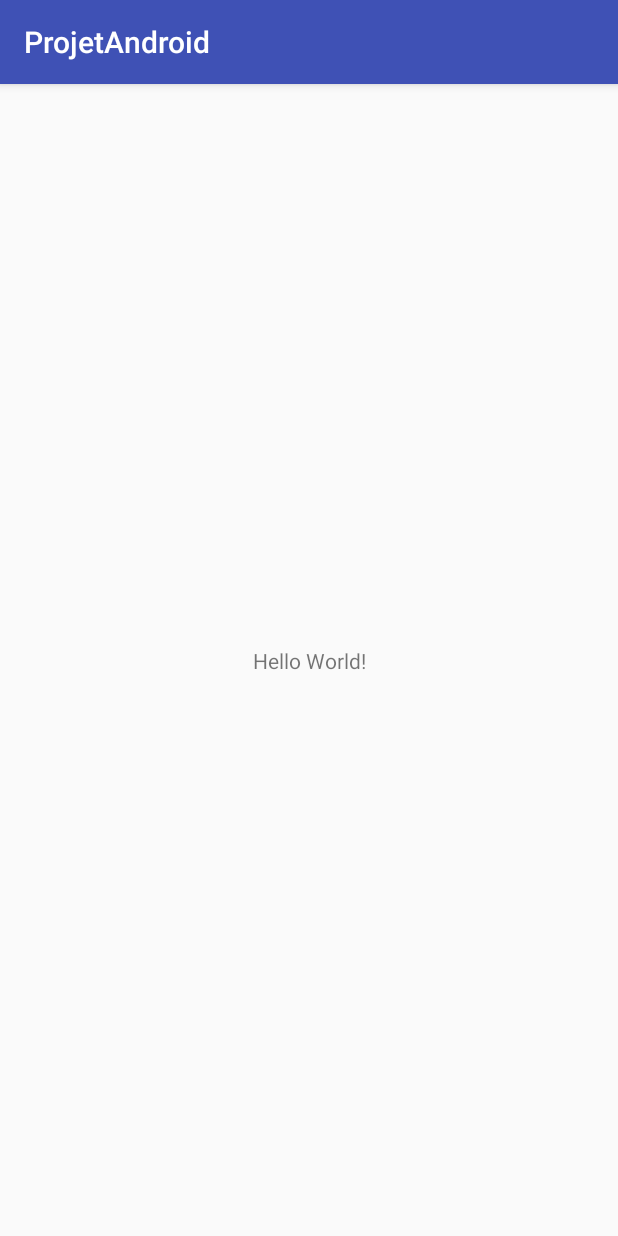
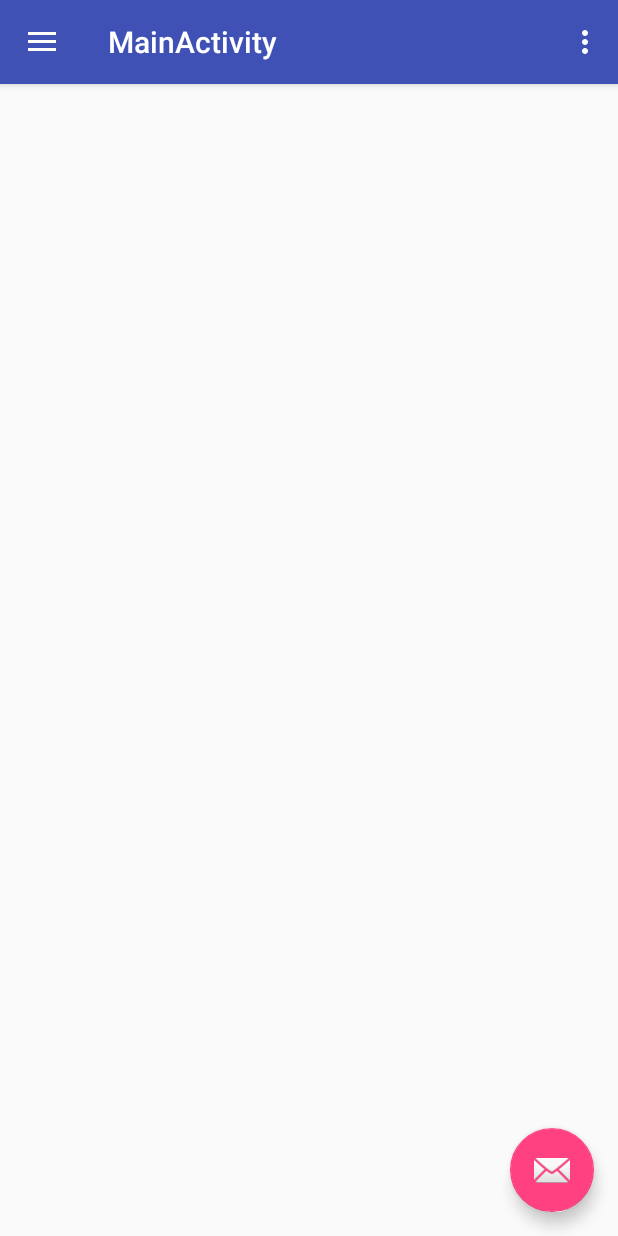
Before and after one commit to LethalJoke/ProjetAndroid, an Android app: the screen it shows after launch (MainActivity), on a phone screen of 412 x 824 dp. Run offline under Robolectric (Android 15) with nearby library versions, the phone set to English and light mode, and no system bars.

Commit message:
Ajout d'un navigation drawer

```diff
--- a/app/build.gradle
+++ b/app/build.gradle
@@ -22,6 +22,7 @@ dependencies {
     implementation fileTree(dir: 'libs', include: ['*.jar'])
     implementation 'com.android.support:appcompat-v7:26.1.0'
     implementation 'com.android.support.constraint:constraint-layout:1.0.2'
+    implementation 'com.android.support:design:26.1.0'
     testImplementation 'junit:junit:4.12'
     androidTestImplementation 'com.android.support.test:runner:1.0.1'
     androidTestImplementation 'com.android.support.test.espresso:espresso-core:3.0.1'
--- /dev/null
+++ b/app/src/main/java/lj/projetandroid/BitmapLoader.java
@@ -0,0 +1,6 @@
+package lj.projetandroid;
+
+//Classe utilisée pour load & save les bitmaps
+
+public abstract class BitmapLoader {
+}
--- a/app/src/main/java/lj/projetandroid/MainActivity.java
+++ b/app/src/main/java/lj/projetandroid/MainActivity.java
@@ -1,13 +1,101 @@
 package lj.projetandroid;
 
+import android.os.Bundle;
+import android.support.design.widget.FloatingActionButton;
+import android.support.design.widget.Snackbar;
+import android.view.View;
+import android.support.design.widget.NavigationView;
+import android.support.v4.view.GravityCompat;
+import android.support.v4.widget.DrawerLayout;
+import android.support.v7.app.ActionBarDrawerToggle;
 import android.support.v7.app.AppCompatActivity;
-import android.os.Bundle;
+import android.support.v7.widget.Toolbar;
+import android.view.Menu;
+import android.view.MenuItem;
 
-public class MainActivity extends AppCompatActivity {
+public class MainActivity extends AppCompatActivity
+        implements NavigationView.OnNavigationItemSelectedListener {
 
     @Override
     protected void onCreate(Bundle savedInstanceState) {
         super.onCreate(savedInstanceState);
         setContentView(R.layout.activity_main);
+        Toolbar toolbar = (Toolbar) findViewById(R.id.toolbar);
+        setSupportActionBar(toolbar);
+
+        FloatingActionButton fab = (FloatingActionButton) findViewById(R.id.fab);
+        fab.setOnClickListener(new View.OnClickListener() {
+            @Override
+            public void onClick(View view) {
+                Snackbar.make(view, "Replace with your own action", Snackbar.LENGTH_LONG)
+                        .setAction("Action", null).show();
+            }
+        });
+
+        DrawerLayout drawer = (DrawerLayout) findViewById(R.id.drawer_layout);
+        ActionBarDrawerToggle toggle = new ActionBarDrawerToggle(
+                this, drawer, toolbar, R.string.navigation_drawer_open, R.string.navigation_drawer_close);
+        drawer.addDrawerListener(toggle);
+        toggle.syncState();
+
+        NavigationView navigationView = (NavigationView) findViewById(R.id.nav_view);
+        navigationView.setNavigationItemSelectedListener(this);
+    }
+
+    @Override
+    public void onBackPressed() {
+        DrawerLayout drawer = (DrawerLayout) findViewById(R.id.drawer_layout);
+        if (drawer.isDrawerOpen(GravityCompat.START)) {
+            drawer.closeDrawer(GravityCompat.START);
+        } else {
+            super.onBackPressed();
+        }
+    }
+
+    @Override
+    public boolean onCreateOptionsMenu(Menu menu) {
+        // Inflate the menu; this adds items to the action bar if it is present.
+        getMenuInflater().inflate(R.menu.main, menu);
+        return true;
+    }
+
+    @Override
+    public boolean onOptionsItemSelected(MenuItem item) {
+        // Handle action bar item clicks here. The action bar will
+        // automatically handle clicks on the Home/Up button, so long
+        // as you specify a parent activity in AndroidManifest.xml.
+        int id = item.getItemId();
+
+        //noinspection SimplifiableIfStatement
+        if (id == R.id.action_settings) {
+            return true;
+        }
+
+        return super.onOptionsItemSelected(item);
+    }
+
+    @SuppressWarnings("StatementWithEmptyBody")
+    @Override
+    public boolean onNavigationItemSelected(MenuItem item) {
+        // Handle navigation view item clicks here.
+        int id = item.getItemId();
+
+        if (id == R.id.nav_camera) {
+            // Handle the camera action
+        } else if (id == R.id.nav_gallery) {
+
+        } else if (id == R.id.nav_slideshow) {
+
+        } else if (id == R.id.nav_manage) {
+
+        } else if (id == R.id.nav_share) {
+
+        } else if (id == R.id.nav_send) {
+
+        }
+
+        DrawerLayout drawer = (DrawerLayout) findViewById(R.id.drawer_layout);
+        drawer.closeDrawer(GravityCompat.START);
+        return true;
     }
 }
--- /dev/null
+++ b/app/src/main/res/drawable/ic_menu_gallery.xml
@@ -0,0 +1,9 @@
+<vector xmlns:android="http://schemas.android.com/apk/res/android"
+    android:width="24dp"
+    android:height="24dp"
+    android:viewportHeight="24.0"
+    android:viewportWidth="24.0">
+    <path
+        android:fillColor="#FF000000"
+        android:pathData="M22,16V4c0,-1.1 -0.9,-2 -2,-2H8c-1.1,0 -2,0.9 -2,2v12c0,1.1 0.9,2 2,2h12c1.1,0 2,-0.9 2,-2zm-11,-4l2.03,2.71L16,11l4,5H8l3,-4zM2,6v14c0,1.1 0.9,2 2,2h14v-2H4V6H2z" />
+</vector>
--- /dev/null
+++ b/app/src/main/res/drawable/ic_menu_manage.xml
@@ -0,0 +1,9 @@
+<vector xmlns:android="http://schemas.android.com/apk/res/android"
+    android:width="24dp"
+    android:height="24dp"
+    android:viewportHeight="24.0"
+    android:viewportWidth="24.0">
+    <path
+        android:fillColor="#FF000000"
+        android:pathData="M22.7,19l-9.1,-9.1c0.9,-2.3 0.4,-5 -1.5,-6.9 -2,-2 -5,-2.4 -7.4,-1.3L9,6 6,9 1.6,4.7C0.4,7.1 0.9,10.1 2.9,12.1c1.9,1.9 4.6,2.4 6.9,1.5l9.1,9.1c0.4,0.4 1,0.4 1.4,0l2.3,-2.3c0.5,-0.4 0.5,-1.1 0.1,-1.4z" />
+</vector>
--- /dev/null
+++ b/app/src/main/res/drawable/ic_menu_send.xml
@@ -0,0 +1,9 @@
+<vector xmlns:android="http://schemas.android.com/apk/res/android"
+    android:width="24dp"
+    android:height="24dp"
+    android:viewportHeight="24.0"
+    android:viewportWidth="24.0">
+    <path
+        android:fillColor="#FF000000"
+        android:pathData="M2.01,21L23,12 2.01,3 2,10l15,2 -15,2z" />
+</vector>
--- /dev/null
+++ b/app/src/main/res/drawable/ic_menu_share.xml
@@ -0,0 +1,9 @@
+<vector xmlns:android="http://schemas.android.com/apk/res/android"
+    android:width="24dp"
+    android:height="24dp"
+    android:viewportHeight="24.0"
+    android:viewportWidth="24.0">
+    <path
+        android:fillColor="#FF000000"
+        android:pathData="M18,16.08c-0.76,0 -1.44,0.3 -1.96,0.77L8.91,12.7c0.05,-0.23 0.09,-0.46 0.09,-0.7s-0.04,-0.47 -0.09,-0.7l7.05,-4.11c0.54,0.5 1.25,0.81 2.04,0.81 1.66,0 3,-1.34 3,-3s-1.34,-3 -3,-3 -3,1.34 -3,3c0,0.24 0.04,0.47 0.09,0.7L8.04,9.81C7.5,9.31 6.79,9 6,9c-1.66,0 -3,1.34 -3,3s1.34,3 3,3c0.79,0 1.5,-0.31 2.04,-0.81l7.12,4.16c-0.05,0.21 -0.08,0.43 -0.08,0.65 0,1.61 1.31,2.92 2.92,2.92 1.61,0 2.92,-1.31 2.92,-2.92s-1.31,-2.92 -2.92,-2.92z" />
+</vector>
--- /dev/null
+++ b/app/src/main/res/drawable/ic_menu_slideshow.xml
@@ -0,0 +1,9 @@
+<vector xmlns:android="http://schemas.android.com/apk/res/android"
+    android:width="24dp"
+    android:height="24dp"
+    android:viewportHeight="24.0"
+    android:viewportWidth="24.0">
+    <path
+        android:fillColor="#FF000000"
+        android:pathData="M4,6H2v14c0,1.1 0.9,2 2,2h14v-2H4V6zm16,-4H8c-1.1,0 -2,0.9 -2,2v12c0,1.1 0.9,2 2,2h12c1.1,0 2,-0.9 2,-2V4c0,-1.1 -0.9,-2 -2,-2zm-8,12.5v-9l6,4.5 -6,4.5z" />
+</vector>
--- a/app/src/main/res/layout/activity_main.xml
+++ b/app/src/main/res/layout/activity_main.xml
@@ -1,18 +1,25 @@
 <?xml version="1.0" encoding="utf-8"?>
-<android.support.constraint.ConstraintLayout xmlns:android="http://schemas.android.com/apk/res/android"
+<android.support.v4.widget.DrawerLayout xmlns:android="http://schemas.android.com/apk/res/android"
     xmlns:app="http://schemas.android.com/apk/res-auto"
     xmlns:tools="http://schemas.android.com/tools"
+    android:id="@+id/drawer_layout"
     android:layout_width="match_parent"
     android:layout_height="match_parent"
-    tools:context="lj.projetandroid.MainActivity">
+    android:fitsSystemWindows="true"
+    tools:openDrawer="start">
 
-    <TextView
+    <include
+        layout="@layout/app_bar_main"
+        android:layout_width="match_parent"
+        android:layout_height="match_parent" />
+
+    <android.support.design.widget.NavigationView
+        android:id="@+id/nav_view"
         android:layout_width="wrap_content"
-        android:layout_height="wrap_content"
-        android:text="Hello World!"
-        app:layout_constraintBottom_toBottomOf="parent"
-        app:layout_constraintLeft_toLeftOf="parent"
-        app:layout_constraintRight_toRightOf="parent"
-        app:layout_constraintTop_toTopOf="parent" />
+        android:layout_height="match_parent"
+        android:layout_gravity="start"
+        android:fitsSystemWindows="true"
+        app:headerLayout="@layout/nav_header_main"
+        app:menu="@menu/activity_main_drawer" />
 
-</android.support.constraint.ConstraintLayout>
+</android.support.v4.widget.DrawerLayout>
--- /dev/null
+++ b/app/src/main/res/layout/app_bar_main.xml
@@ -0,0 +1,33 @@
+<?xml version="1.0" encoding="utf-8"?>
+<android.support.design.widget.CoordinatorLayout xmlns:android="http://schemas.android.com/apk/res/android"
+    xmlns:app="http://schemas.android.com/apk/res-auto"
+    xmlns:tools="http://schemas.android.com/tools"
+    android:layout_width="match_parent"
+    android:layout_height="match_parent"
+    tools:context="lj.projetandroid.MainActivity">
+
+    <android.support.design.widget.AppBarLayout
+        android:layout_width="match_parent"
+        android:layout_height="wrap_content"
+        android:theme="@style/AppTheme.AppBarOverlay">
+
+        <android.support.v7.widget.Toolbar
+            android:id="@+id/toolbar"
+            android:layout_width="match_parent"
+            android:layout_height="?attr/actionBarSize"
+            android:background="?attr/colorPrimary"
+            app:popupTheme="@style/AppTheme.PopupOverlay" />
+
+    </android.support.design.widget.AppBarLayout>
+
+    <include layout="@layout/content_main" />
+
+    <android.support.design.widget.FloatingActionButton
+        android:id="@+id/fab"
+        android:layout_width="wrap_content"
+        android:layout_height="wrap_content"
+        android:layout_gravity="bottom|end"
+        android:layout_margin="@dimen/fab_margin"
+        app:srcCompat="@android:drawable/ic_dialog_email" />
+
+</android.support.design.widget.CoordinatorLayout>
--- /dev/null
+++ b/app/src/main/res/layout/content_main.xml
@@ -0,0 +1,11 @@
+<?xml version="1.0" encoding="utf-8"?>
+<android.support.constraint.ConstraintLayout xmlns:android="http://schemas.android.com/apk/res/android"
+    xmlns:app="http://schemas.android.com/apk/res-auto"
+    xmlns:tools="http://schemas.android.com/tools"
+    android:layout_width="match_parent"
+    android:layout_height="match_parent"
+    app:layout_behavior="@string/appbar_scrolling_view_behavior"
+    tools:context="lj.projetandroid.MainActivity"
+    tools:showIn="@layout/app_bar_main">
+
+</android.support.constraint.ConstraintLayout>
--- /dev/null
+++ b/app/src/main/res/menu/activity_main_drawer.xml
@@ -0,0 +1,38 @@
+<?xml version="1.0" encoding="utf-8"?>
+<menu xmlns:android="http://schemas.android.com/apk/res/android"
+    xmlns:tools="http://schemas.android.com/tools"
+    tools:showIn="navigation_view">
+
+    <group android:checkableBehavior="single">
+        <item
+            android:id="@+id/nav_camera"
+            android:icon="@drawable/ic_menu_camera"
+            android:title="Import" />
+        <item
+            android:id="@+id/nav_gallery"
+            android:icon="@drawable/ic_menu_gallery"
+            android:title="Gallery" />
+        <item
+            android:id="@+id/nav_slideshow"
+            android:icon="@drawable/ic_menu_slideshow"
+            android:title="Slideshow" />
+        <item
+            android:id="@+id/nav_manage"
+            android:icon="@drawable/ic_menu_manage"
+            android:title="Tools" />
+    </group>
+
+    <item android:title="Communicate">
+        <menu>
+            <item
+                android:id="@+id/nav_share"
+                android:icon="@drawable/ic_menu_share"
+                android:title="Share" />
+            <item
+                android:id="@+id/nav_send"
+                android:icon="@drawable/ic_menu_send"
+                android:title="Send" />
+        </menu>
+    </item>
+
+</menu>
--- /dev/null
+++ b/app/src/main/res/menu/main.xml
@@ -0,0 +1,9 @@
+<?xml version="1.0" encoding="utf-8"?>
+<menu xmlns:android="http://schemas.android.com/apk/res/android"
+    xmlns:app="http://schemas.android.com/apk/res-auto">
+    <item
+        android:id="@+id/action_settings"
+        android:orderInCategory="100"
+        android:title="@string/action_settings"
+        app:showAsAction="never" />
+</menu>
--- /dev/null
+++ b/app/src/main/res/values-v21/styles.xml
@@ -0,0 +1,8 @@
+<resources>
+
+    <style name="AppTheme.NoActionBar">
+        <item name="windowActionBar">false</item>
+        <item name="windowNoTitle">true</item>
+        <item name="android:statusBarColor">@android:color/transparent</item>
+    </style>
+</resources>
--- a/app/src/main/res/values/strings.xml
+++ b/app/src/main/res/values/strings.xml
@@ -1,3 +1,9 @@
 <resources>
     <string name="app_name">ProjetAndroid</string>
+    <string name="title_activity_main">MainActivity</string>
+
+    <string name="navigation_drawer_open">Open navigation drawer</string>
+    <string name="navigation_drawer_close">Close navigation drawer</string>
+
+    <string name="action_settings">Settings</string>
 </resources>
--- a/app/src/main/res/values/styles.xml
+++ b/app/src/main/res/values/styles.xml
@@ -8,4 +8,13 @@
         <item name="colorAccent">@color/colorAccent</item>
     </style>
 
+    <style name="AppTheme.NoActionBar">
+        <item name="windowActionBar">false</item>
+        <item name="windowNoTitle">true</item>
+    </style>
+
+    <style name="AppTheme.AppBarOverlay" parent="ThemeOverlay.AppCompat.Dark.ActionBar" />
+
+    <style name="AppTheme.PopupOverlay" parent="ThemeOverlay.AppCompat.Light" />
+
 </resources>
```
Also changed, not shown: app/src/main/AndroidManifest.xml (+7 -4 lines), app/src/main/res/drawable/side_nav_bar.xml (added, +9 -0 lines), app/src/main/res/layout/nav_header_main.xml (added, +35 -0 lines), app/src/main/res/values/dimens.xml (added, +8 -0 lines).
